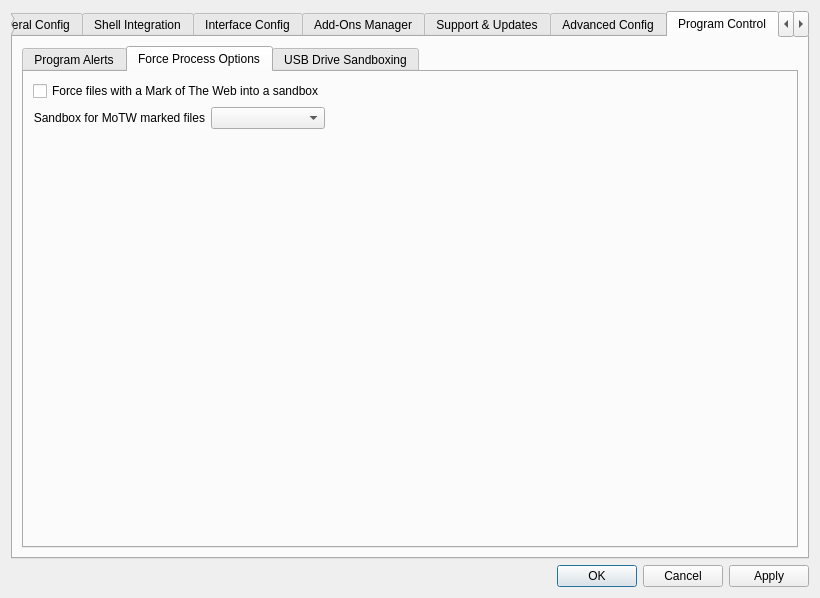
The window that SandboxiePlus/SandMan/Forms/SettingsWindow.ui (sandboxie-plus/Sandboxie) describes before a commit, drawn with Qt 5.
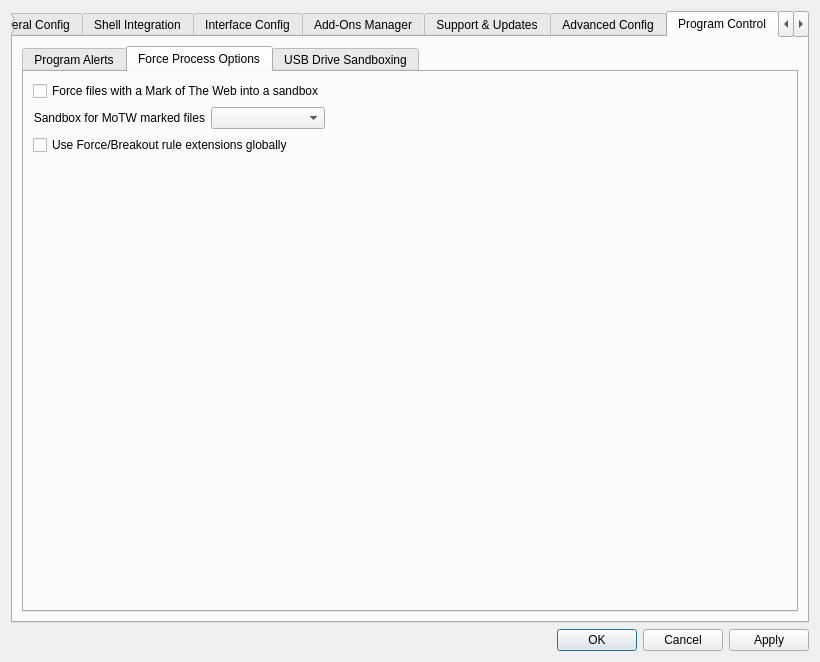
The same window after the commit. The open tabs and pages were chosen to show the change. Icons and pictures are not drawn.

```diff
--- a/SandboxiePlus/SandMan/Forms/SettingsWindow.ui
+++ b/SandboxiePlus/SandMan/Forms/SettingsWindow.ui
@@ -7,7 +7,7 @@
     <x>0</x>
     <y>0</y>
     <width>820</width>
-    <height>598</height>
+    <height>662</height>
    </rect>
   </property>
   <property name="sizePolicy">
@@ -2940,7 +2940,7 @@
                  </property>
                 </widget>
                </item>
-               <item row="2" column="0">
+               <item row="3" column="0">
                 <spacer name="verticalSpacer_22">
                  <property name="orientation">
                   <enum>Qt::Orientation::Vertical</enum>
@@ -2953,6 +2953,16 @@
                  </property>
                 </spacer>
                </item>
+               <item row="2" column="0" colspan="2">
+                <widget class="QCheckBox" name="chkUseForceBreakoutRuleExtensions">
+                 <property name="toolTip">
+                  <string>Enable Force/Breakout rule extensions (Priority, Recursive, TargetBox) globally for all sandboxes unless overridden per box.</string>
+                 </property>
+                 <property name="text">
+                  <string>Use Force/Breakout rule extensions globally</string>
+                 </property>
+                </widget>
+               </item>
                <item row="0" column="0" colspan="2">
                 <widget class="QCheckBox" name="chkSandboxMoTW">
                  <property name="text">
```
Left out of the diff: 6 changed lines with no effect on the pictures.
